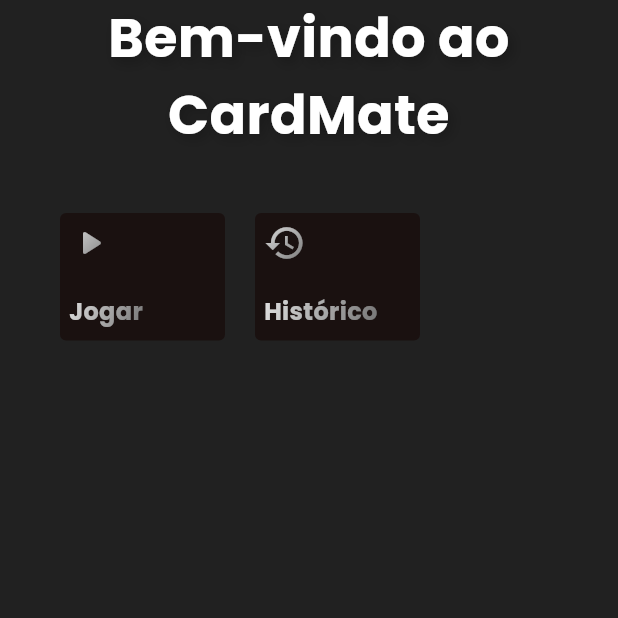
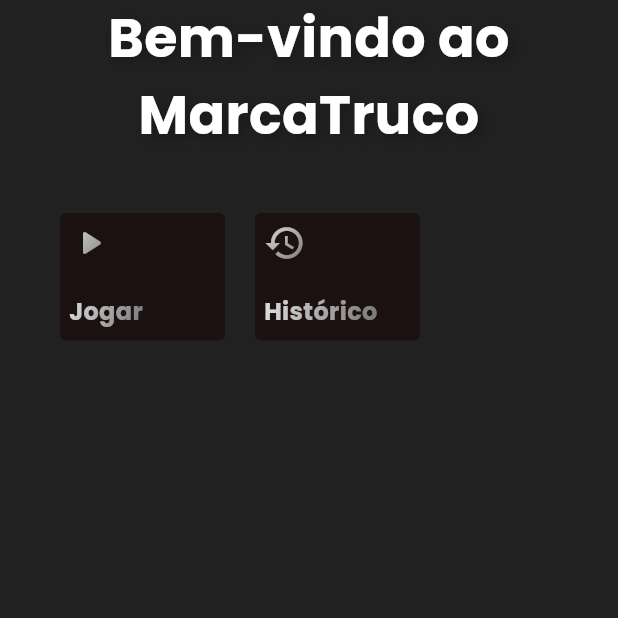
Before and after one commit to alessonjrt/marcatruco, a Flutter app: the screen it shows after launch, on a phone screen of 412 x 824 dp, the top half of it. Run offline on Flutter 3.47's test engine with Material 3 defaults, Android fonts, the phone set to English and light mode, and no system bars; our stand-ins replace flutter_secure_storage, google_fonts, image_picker, lottie.

Commit message:
renamed project

```diff
--- a/lib/app_widget.dart
+++ b/lib/app_widget.dart
@@ -1,12 +1,12 @@
-import 'package:cardmate/features/history/history_screen.dart';
-import 'package:cardmate/features/menu/menu_screen.dart';
-import 'package:cardmate/features/score_board/score_board_screen.dart';
-import 'package:cardmate/features/share_result/share_result_screen.dart';
-import 'package:cardmate/shared/theme/app_theme.dart';
+import 'package:marcatruco/features/history/history_screen.dart';
+import 'package:marcatruco/features/menu/menu_screen.dart';
+import 'package:marcatruco/features/score_board/score_board_screen.dart';
+import 'package:marcatruco/features/share_result/share_result_screen.dart';
+import 'package:marcatruco/shared/theme/app_theme.dart';
 import 'package:flutter/material.dart';
 
-class CardMate extends StatelessWidget {
-  const CardMate({super.key});
+class MarcaTruco extends StatelessWidget {
+  const MarcaTruco({super.key});
 
   @override
   Widget build(BuildContext context) {
--- a/lib/features/history/history_controller.dart
+++ b/lib/features/history/history_controller.dart
@@ -1,8 +1,8 @@
 // lib/features/history/history_controller.dart
 
 import 'package:flutter/material.dart';
-import 'package:cardmate/models/match.dart';
-import 'package:cardmate/services/match_storage.dart';
+import 'package:marcatruco/models/match.dart';
+import 'package:marcatruco/services/match_storage.dart';
 
 class HistoryController extends ChangeNotifier {
   final MatchStorage _matchStorage = MatchStorage();
--- a/lib/features/history/history_screen.dart
+++ b/lib/features/history/history_screen.dart
@@ -1,5 +1,5 @@
-import 'package:cardmate/features/history/history_controller.dart';
-import 'package:cardmate/models/match.dart';
+import 'package:marcatruco/features/history/history_controller.dart';
+import 'package:marcatruco/models/match.dart';
 import 'package:flutter/material.dart';
 
 class HistoryScreen extends StatefulWidget {
--- a/lib/features/menu/menu_screen.dart
+++ b/lib/features/menu/menu_screen.dart
@@ -12,7 +12,7 @@ class MenuScreen extends StatelessWidget {
           child: Column(children: [
 
             const Text(
-              'Bem-vindo ao CardMate',
+              'Bem-vindo ao MarcaTruco',
               style: TextStyle(
                 fontSize: 36,
                 fontWeight: FontWeight.bold,
--- a/lib/main.dart
+++ b/lib/main.dart
@@ -1,5 +1,5 @@
-import 'package:cardmate/app_widget.dart';
-import 'package:cardmate/services/match_storage.dart';
+import 'package:marcatruco/app_widget.dart';
+import 'package:marcatruco/services/match_storage.dart';
 import 'package:flutter/material.dart';
 
 Future<void> main() async {
@@ -7,5 +7,5 @@ Future<void> main() async {
 
   await MatchStorage().init();
 
-  runApp(const CardMate());
+  runApp(const MarcaTruco());
 }
--- a/lib/models/match.dart
+++ b/lib/models/match.dart
@@ -1,4 +1,4 @@
-import 'package:cardmate/models/team.dart';
+import 'package:marcatruco/models/team.dart';
 import 'package:uuid/uuid.dart';
 
 class Match {
--- a/lib/models/team.dart
+++ b/lib/models/team.dart
@@ -1,4 +1,4 @@
-import 'package:cardmate/features/score_board/score_board_controller.dart';
+import 'package:marcatruco/features/score_board/score_board_controller.dart';
 
 class Team {
   final String name;
--- a/lib/services/match_storage.dart
+++ b/lib/services/match_storage.dart
@@ -1,5 +1,5 @@
 import 'dart:convert';
-import 'package:cardmate/models/match.dart';
+import 'package:marcatruco/models/match.dart';
 import 'package:flutter_secure_storage/flutter_secure_storage.dart';
 
 class MatchStorage {
@@ -17,7 +17,6 @@ class MatchStorage {
 
   Map<String, Match> _matches = {};
 
-  // Retorna uma cópia imutável do mapa para evitar modificações externas
   Map<String, Match> get matches => Map.unmodifiable(_matches);
 
   bool _isInitialized = false;
@@ -54,7 +53,6 @@ class MatchStorage {
 
   void deleteMatch(String id) {
     if (_matches.containsKey(id)) {
-      // Modifica o mapa interno, que é mutável
       _matches.remove(id);
       _saveMatchesToStorage();
     }
--- a/lib/shared/widgets/score_widget.dart
+++ b/lib/shared/widgets/score_widget.dart
@@ -1,4 +1,4 @@
-import 'package:cardmate/shared/enums/rise_mode.dart';
+import 'package:marcatruco/shared/enums/rise_mode.dart';
 import 'package:flutter/material.dart';
 import 'package:lottie/lottie.dart';
 
--- a/lib/shared/widgets/truco_button.dart
+++ b/lib/shared/widgets/truco_button.dart
@@ -1,4 +1,4 @@
-import 'package:cardmate/shared/enums/rise_mode.dart';
+import 'package:marcatruco/shared/enums/rise_mode.dart';
 import 'package:flutter/material.dart';
 
 class TrucoButton extends StatefulWidget {
--- a/pubspec.yaml
+++ b/pubspec.yaml
@@ -1,4 +1,4 @@
-name: cardmate
+name: marcatruco
 description: "A new Flutter project."
 # The following line prevents the package from being accidentally published to
 # pub.dev using `flutter pub publish`. This is preferred for private packages.
```
Also changed, not shown: lib/features/score_board/score_board_controller.dart (+4 -4 lines), lib/features/score_board/score_board_screen.dart (+4 -4 lines), lib/services/config_service.dart (added), 6 other files.
